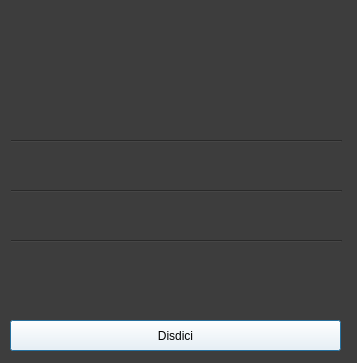
Before: the Qt Designer form VistaPrenotazione.ui in riccardomalpiedi/parcheggio, drawn with Qt 5.
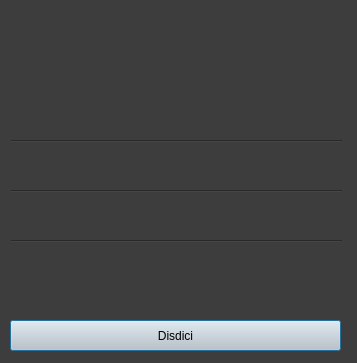
After: the same form once the commit is applied.

What changed in the file:
```diff
--- a/VistaPrenotazione.ui
+++ b/VistaPrenotazione.ui
@@ -118,7 +118,7 @@
     <cursorShape>PointingHandCursor</cursorShape>
    </property>
    <property name="styleSheet">
-    <string notr="true">background-color: rgb(255, 255, 255);</string>
+    <string notr="true">background-color: rgb(202, 202, 202);</string>
    </property>
    <property name="text">
     <string>Disdici</string>
```
